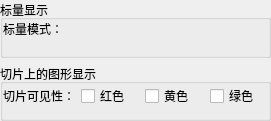
Qt form miniSlicer/Slicer/Modules/Loadable/Volumes/Widgets/Resources/UI/qSlicerDiffusionTensorVolumeDisplayWidget.ui (jiaqiwang969/Slicer) before a commit.
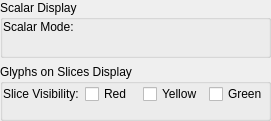
The same form after that commit. Custom widgets are drawn as their Qt base class.

The edit to the form file:
```diff
--- a/miniSlicer/Slicer/Modules/Loadable/Volumes/Widgets/Resources/UI/qSlicerDiffusionTensorVolumeDisplayWidget.ui
+++ b/miniSlicer/Slicer/Modules/Loadable/Volumes/Widgets/Resources/UI/qSlicerDiffusionTensorVolumeDisplayWidget.ui
@@ -28,7 +28,7 @@
    <item>
     <widget class="ctkCollapsibleGroupBox" name="CollapsibleGroupBox_2">
      <property name="title">
-      <string>标量显示</string>
+      <string>Scalar Display</string>
      </property>
      <layout class="QFormLayout" name="formLayout">
       <property name="leftMargin">
@@ -46,7 +46,7 @@
       <item row="0" column="0">
        <widget class="QLabel" name="ScalarInvariantLabel">
         <property name="text">
-         <string>标量模式：</string>
+         <string>Scalar Mode:</string>
         </property>
        </widget>
       </item>
@@ -62,7 +62,7 @@
    <item>
     <widget class="ctkCollapsibleGroupBox" name="GlyphsOnSlicesDisplayCollapsibleGroupBox">
      <property name="title">
-      <string>切片上的图形显示</string>
+      <string>Glyphs on Slices Display</string>
      </property>
      <layout class="QFormLayout" name="formLayout_4">
       <property name="fieldGrowthPolicy">
@@ -83,7 +83,7 @@
       <item row="0" column="0">
        <widget class="QLabel" name="GlyphVisibilityLabel">
         <property name="text">
-         <string>切片可见性：</string>
+         <string>Slice Visibility:</string>
         </property>
        </widget>
       </item>
@@ -92,21 +92,21 @@
         <item>
          <widget class="QCheckBox" name="RedSliceCheckBox">
           <property name="text">
-           <string>红色</string>
+           <string>Red</string>
           </property>
          </widget>
         </item>
         <item>
          <widget class="QCheckBox" name="YellowSliceCheckBox">
           <property name="text">
-           <string>黄色</string>
+           <string>Yellow</string>
           </property>
          </widget>
         </item>
         <item>
          <widget class="QCheckBox" name="GreenSliceCheckBox">
           <property name="text">
-           <string>绿色</string>
+           <string>Green</string>
           </property>
          </widget>
         </item>
```
Left out of the diff: 11 changed lines with no effect on the pictures.
